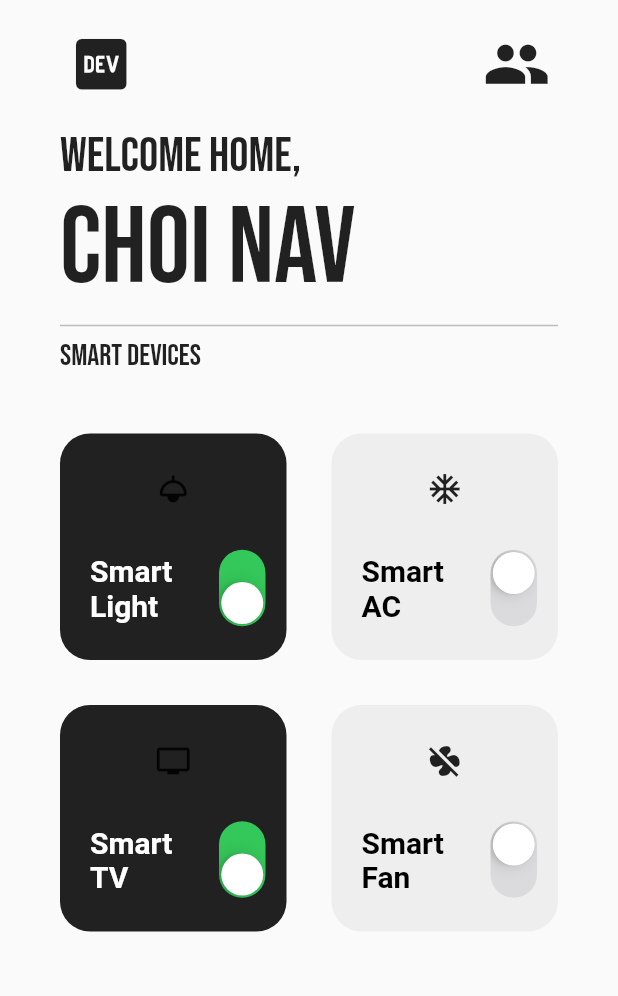
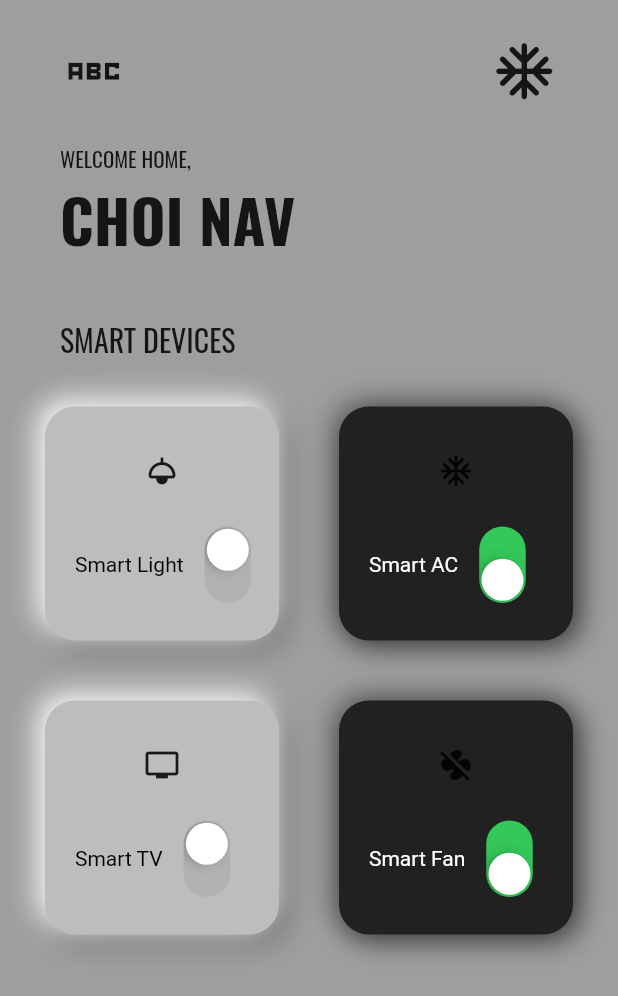
Before and after one commit to eunhachingu/flutter_smartHome, a Flutter app: the screen it shows after launch, on a phone screen of 412 x 824 dp. Shown: the top 996 px of the screen. Run offline on Flutter 3.47's test engine with Material 2 defaults, Android fonts, the phone set to English and light mode, and no system bars; our stand-ins replace google_fonts.

Commit message:
final ui smart home

```diff
--- a/lib/main.dart
+++ b/lib/main.dart
@@ -1,17 +1,18 @@
+import 'package:flutter/src/widgets/container.dart';
+import 'package:flutter/src/widgets/framework.dart';
 import 'package:flutter/material.dart';
 import 'package:smart_home/screens/home_app.dart';
 
 void main() {
-  runApp(const MyApp());
+  runApp(MyApp());
 }
 
 class MyApp extends StatelessWidget {
   const MyApp({super.key});
 
-  // This widget is the root of your application.
   @override
   Widget build(BuildContext context) {
-    return MaterialApp(
+    return const MaterialApp(
       debugShowCheckedModeBanner: false,
       home: HomeApp(),
     );
--- a/lib/screens/home_app.dart
+++ b/lib/screens/home_app.dart
@@ -1,9 +1,8 @@
-import 'package:flutter/material.dart';
 import 'package:flutter/src/widgets/container.dart';
 import 'package:flutter/src/widgets/framework.dart';
+import 'package:flutter/material.dart';
 import 'package:google_fonts/google_fonts.dart';
-import 'package:smart_home/util/smart_device_box.dart';
-import 'package:google_fonts/google_fonts.dart';
+import 'package:smart_home/util/smart_button.dart';
 
 class HomeApp extends StatefulWidget {
   const HomeApp({super.key});
@@ -13,107 +12,108 @@ class HomeApp extends StatefulWidget {
 }
 
 class _HomeAppState extends State<HomeApp> {
-  List mySmartDevices = [
-    // [ smartDeviceName, iconPath, powerStatus]
-    ["Smart Light", const Icon(Icons.light), true],
-    ["Smart AC", const Icon(Icons.ac_unit), false],
-    ["Smart TV", const Icon(Icons.tv), true],
-    ["Smart Fan", const Icon(Icons.mode_fan_off), false],
-  ];
-
-  void powerSwitchChanged(bool value, int index) {
+  void isPower(bool value, int index) {
     setState(() {
-      mySmartDevices[index][2] = value;
+      mySmartButtons[index][2] = value;
     });
   }
 
+  List mySmartButtons = [
+    // [smartText, smartIcon, isSwitch]
+    ["Smart Light", const Icon(Icons.light), false],
+    ["Smart AC", const Icon(Icons.ac_unit), true],
+    ["Smart TV", const Icon(Icons.tv), false],
+    ["Smart Fan", const Icon(Icons.mode_fan_off_sharp), true],
+  ];
+
+  double horizontalPadding = 40.0;
+  double verticalPadding = 25.0;
   @override
   Widget build(BuildContext context) {
     return Scaffold(
         body: SafeArea(
+      child: Container(
+        color: Colors.grey[500],
         child: Column(
           crossAxisAlignment: CrossAxisAlignment.start,
           children: [
             // nav
             Padding(
-              padding:
-                  const EdgeInsets.symmetric(horizontal: 45.0, vertical: 20.0),
+              padding: EdgeInsets.symmetric(
+                  horizontal: horizontalPadding, vertical: verticalPadding),
               child: Row(
                 mainAxisAlignment: MainAxisAlignment.spaceBetween,
                 children: [
-                  //icon
                   const Icon(
-                    Icons.logo_dev_outlined,
+                    Icons.abc_sharp,
                     size: 45,
                   ),
-                  // profile
-                  const Icon(
-                    Icons.people,
-                    size: 45,
-                  )
+                  const Icon(Icons.ac_unit_rounded, size: 45),
                 ],
               ),
             ),
+            // hero
 
-            // hero
             Padding(
-                padding: const EdgeInsets.symmetric(horizontal: 40.0),
+              padding: EdgeInsets.symmetric(horizontal: horizontalPadding),
               child: Column(
                 crossAxisAlignment: CrossAxisAlignment.start,
                 children: [
                   Text(
-                      "Welcome Home,",
-                      style: GoogleFonts.bebasNeue(
-                        fontSize: 32,
+                    "WELCOME HOME,",
+                    style: GoogleFonts.oswald(),
+                  ),
+                  Text(
+                    "CHOI NAV",
+                    style: GoogleFonts.oswald(
+                      fontSize: 40,
+                      fontWeight: FontWeight.bold,
                     ),
                   ),
-                    Text("CHOI NAV",
-                        style: GoogleFonts.bebasNeue(
-                          fontSize: 72,
-                        ))
                 ],
-                )),
+              ),
+            ),
+            const SizedBox(
+              height: 20,
+            ),
 
             Padding(
-              padding: const EdgeInsets.symmetric(horizontal: 40.0),
+              padding: EdgeInsets.symmetric(horizontal: horizontalPadding),
               child: Divider(
-                color: Colors.grey[400],
+                color: Colors.grey[500],
                 thickness: 1,
               ),
             ),
 
             // body
             Padding(
-              padding: const EdgeInsets.symmetric(horizontal: 40.0),
+              padding: EdgeInsets.symmetric(horizontal: horizontalPadding),
+              // ignore: prefer_const_literals_to_create_immutables
               child: Text(
-                "Smart Devices",
-                style: GoogleFonts.bebasNeue(
-                  fontSize: 20,
+                "SMART DEVICES",
+                style: GoogleFonts.oswald(fontSize: 20),
               ),
             ),
-            ),
+
             Expanded(
               child: GridView.builder(
-                itemCount: mySmartDevices.length,
-                physics: const NeverScrollableScrollPhysics(),
-                padding: const EdgeInsets.all(25.0),
+                  itemCount: mySmartButtons.length,
+                  physics: NeverScrollableScrollPhysics(),
+                  padding: EdgeInsets.all(10.0),
                   gridDelegate: const SliverGridDelegateWithFixedCrossAxisCount(
-                  childAspectRatio: 1,
-                  crossAxisCount: 2,
+                      crossAxisCount: 2),
+                  itemBuilder: ((context, index) {
+                    return SmartButton(
+                      textSmart: mySmartButtons[index][0],
+                      iconPath: mySmartButtons[index][1],
+                      powerOn: mySmartButtons[index][2],
+                      onChanged: (value) => isPower(value, index),
+                    );
+                  })),
             ),
-                itemBuilder: ((context, index) {
-                  return SmartDeviceBox(
-                    smartDeviceName: mySmartDevices[index][0],
-                    iconPath: mySmartDevices[index][1],
-                    powerOn: mySmartDevices[index][2],
-                    onChanged: (value) => powerSwitchChanged(value, index),
-                  );
-                }),
-              ),
-            )
           ],
         ),
       ),
-    );
+    ));
   }
 }
--- /dev/null
+++ b/lib/util/smart_button.dart
@@ -0,0 +1,70 @@
+import 'dart:math';
+
+import 'package:flutter/cupertino.dart';
+import 'package:flutter/src/widgets/container.dart';
+import 'package:flutter/src/widgets/framework.dart';
+import 'package:flutter/material.dart';
+
+class SmartButton extends StatelessWidget {
+  final iconPath;
+  final String textSmart;
+  final bool powerOn;
+  void Function(bool)? onChanged;
+
+  SmartButton(
+      {super.key,
+      required this.powerOn,
+      this.iconPath,
+      required this.textSmart,
+      required this.onChanged});
+
+  @override
+  Widget build(BuildContext context) {
+    return Padding(
+      padding: const EdgeInsets.all(20.0),
+      child: Container(
+        decoration: BoxDecoration(
+          color: powerOn ? Colors.grey[900] : Colors.grey[400],
+          borderRadius: BorderRadius.circular(20.0),
+          boxShadow: [
+            BoxShadow(
+              color: powerOn ? Colors.black54 : Colors.grey.shade700,
+              offset: const Offset(4, 4),
+              blurRadius: 15,
+              spreadRadius: 1,
+            ),
+            BoxShadow(
+              color: powerOn ? Colors.black26 : Colors.white,
+              offset: const Offset(-4, -4),
+              blurRadius: 15,
+              spreadRadius: 1,
+            )
+          ],
+        ),
+        child: Column(
+          mainAxisAlignment: MainAxisAlignment.spaceEvenly,
+          children: [
+            iconPath,
+            Padding(
+              padding: const EdgeInsets.only(left: 20.0),
+              child: Row(
+                children: [
+                  Text(
+                    textSmart,
+                    style:
+                        TextStyle(color: powerOn ? Colors.white : Colors.black),
+                  ),
+                  Transform.rotate(
+                    angle: pi / 2,
+                    child:
+                        CupertinoSwitch(value: powerOn, onChanged: onChanged),
+                  ),
+                ],
+              ),
+            ),
+          ],
+        ),
+      ),
+    );
+  }
+}
--- a/lib/util/smart_device_box.dart
+++ /dev/null
@@ -1,66 +0,0 @@
-import 'dart:math';
-
-import 'package:flutter/cupertino.dart';
-import 'package:flutter/material.dart';
-import 'package:flutter/src/widgets/container.dart';
-import 'package:flutter/src/widgets/framework.dart';
-
-class SmartDeviceBox extends StatelessWidget {
-  final String smartDeviceName;
-  final iconPath;
-  final bool powerOn;
-  void Function(bool)? onChanged;
-
-  SmartDeviceBox(
-      {super.key,
-      required this.smartDeviceName,
-      required this.iconPath,
-      required this.powerOn,
-      required this.onChanged});
-
-  @override
-  Widget build(BuildContext context) {
-    return Padding(
-      padding: const EdgeInsets.all(15.0),
-      child: Container(
-        decoration: BoxDecoration(
-          color: powerOn ? Colors.grey[900] : Colors.grey[200],
-          borderRadius: BorderRadius.circular(20.0),
-        ),
-        padding: EdgeInsets.symmetric(vertical: 25.0),
-        child: Column(
-            mainAxisAlignment: MainAxisAlignment.spaceBetween,
-            children: [
-              // icon
-              iconPath,
-
-              Row(
-                children: [
-                  Expanded(
-                      child: Padding(
-                    padding: const EdgeInsets.only(left: 20.0),
-                    child: Text(
-                      smartDeviceName,
-                      style: TextStyle(
-                        fontWeight: FontWeight.bold,
-                        fontSize: 20,
-                        color: powerOn ? Colors.white : Colors.black,
-                      ),
-                    ),
-                  )),
-                  Transform.rotate(
-                    angle: pi / 2,
-                    child: CupertinoSwitch(
-                      value: powerOn,
-                      onChanged: onChanged,
-                    ),
-                  )
-                ],
-              ),
-
-              // smart device name + switch
-            ]),
-      ),
-    );
-  }
-}
```
Lines whose indentation alone changed are shown as unchanged.
